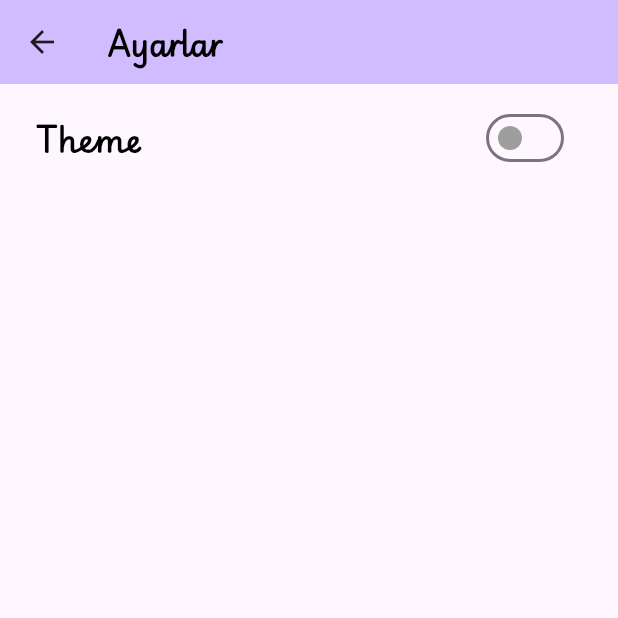
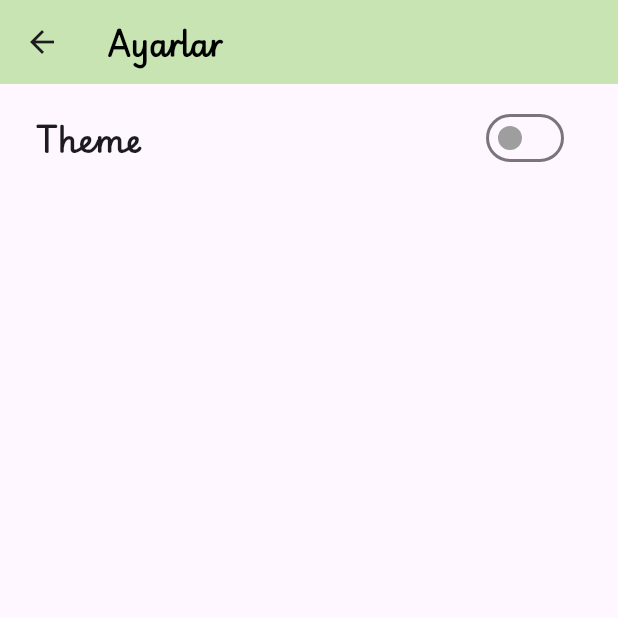
Before and after one commit to AhmetBahr/Ai_Bot, a Flutter app: the screen it shows after launch, in the side drawer, after a tap on "Ayarlar", on a phone screen of 412 x 824 dp, the top half of it. Run offline on Flutter 3.47's test engine with Material 3 defaults, Android fonts, the phone set to English and light mode, and no system bars; network calls fail.

Commit message:
Theme Done

```diff
--- a/lib/DrawerPages/Settings.dart
+++ b/lib/DrawerPages/Settings.dart
@@ -1,4 +1,6 @@
+import 'package:ai_bot_test/Theme/theme_provider.dart';
 import 'package:flutter/material.dart';
+import 'package:provider/provider.dart';
 
 class SettingsPage extends StatefulWidget {
   const SettingsPage({super.key});
@@ -11,23 +13,24 @@
 }
 
 class _settingsPage extends State<SettingsPage> {
-  bool isDarkTheme = false;
-
   @override
   Widget build(BuildContext context) {
     return Scaffold(
       appBar: AppBar(
-        backgroundColor: Theme.of(context).colorScheme.inversePrimary,
+        //backgroundColor: Theme.of(context).colorScheme.inversePrimary,
         title: Text(
           widget.appbarString,
           style: const TextStyle(
             fontFamily: 'SemiJoined',
             fontSize: 20,
             fontWeight: FontWeight.bold,
-              color: Colors.black),
+            color: Colors.black,
           ),
         ),
-      body: ListView(
+      ),
+      body: Consumer<ThemeProvider>(
+        builder: (context, ThemeProvider, child) {
+          return ListView(
             padding: const EdgeInsets.all(8.0),
             children: [
               ListTile(
@@ -37,21 +40,22 @@
                     fontFamily: 'SemiJoined',
                     fontSize: 20,
                     fontWeight: FontWeight.bold,
-                  color: Colors.black),
+                    //color: Colors.black,
+                  ),
                 ),
                 trailing: Switch(
-              activeColor: Colors.black,
+                  activeColor: Colors.green[400],
                   inactiveThumbColor: Colors.grey,
                   inactiveTrackColor: Colors.transparent,
-              value: isDarkTheme,
+                  value: ThemeProvider.isSelected,
                   onChanged: (value) {
-                setState(() {
-                  isDarkTheme = value;
-                });
+                    ThemeProvider.toggleTheme();
                   },
                 ),
               ),
             ],
+          );
+        },
       ),
     );
   }
--- /dev/null
+++ b/lib/Theme/theme.dart
@@ -0,0 +1,23 @@
+import 'package:flutter/material.dart';
+
+ThemeData lightMode = ThemeData(
+  brightness: Brightness.light,
+  appBarTheme: const AppBarTheme(
+    color: Color.fromRGBO(200, 228, 178, 1),
+  ),
+  bottomNavigationBarTheme: const BottomNavigationBarThemeData(
+    selectedItemColor: Color.fromRGBO(126, 170, 146, 1), // Seçili öğe rengi
+    // unselectedItemColor: Colors.grey, // Seçili olmayan öğe rengi
+    // backgroundColor: Colors.black, // Arkaplan rengi
+  ),
+);
+
+ThemeData darkmode = ThemeData(
+  brightness: Brightness.dark,
+  appBarTheme: const AppBarTheme(color: Color.fromRGBO(126, 170, 146, 1)),
+  bottomNavigationBarTheme: const BottomNavigationBarThemeData(
+    selectedItemColor: Color.fromRGBO(126, 170, 146, 1), // Seçili öğe rengi
+    // unselectedItemColor: Colors.grey, // Seçili olmayan öğe rengi
+    // backgroundColor: Colors.black, // Arkaplan rengi
+  ),
+);
--- /dev/null
+++ b/lib/Theme/theme_provider.dart
@@ -0,0 +1,20 @@
+import 'package:flutter/material.dart';
+import 'package:ai_bot_test/Theme/theme.dart';
+
+class ThemeProvider with ChangeNotifier {
+  bool _isSelected = false;
+  bool get isSelected => _isSelected;
+
+  ThemeData _themeData = lightMode;
+  ThemeData get themeData => _themeData;
+
+  void toggleTheme() {
+    if (_themeData == lightMode) {
+      _themeData = darkmode;
+    } else {
+      _themeData = lightMode;
+    }
+    _isSelected = !_isSelected;
+    notifyListeners();
+  }
+}
--- a/lib/main.dart
+++ b/lib/main.dart
@@ -1,12 +1,18 @@
 import 'package:ai_bot_test/Page/CameraPage.dart';
 import 'package:ai_bot_test/Page/MainPage.dart';
 import 'package:ai_bot_test/Page/chatBotPage.dart';
-import 'package:ai_bot_test/theme.dart';
+import 'package:ai_bot_test/Theme/theme_provider.dart';
 import 'package:flutter/material.dart';
 import 'package:ai_bot_test/navBar.dart';
+import 'package:provider/provider.dart';
 
 void main() {
-  runApp(const MyApp());
+  runApp(
+    ChangeNotifierProvider(
+      create: (context) => ThemeProvider(),
+      child: const MyApp(),
+    ),
+  );
 }
 
 class MyApp extends StatelessWidget {
@@ -19,13 +25,9 @@
   @override
   Widget build(BuildContext context) {
     return MaterialApp(
+      debugShowCheckedModeBanner: false,
       title: 'BMT Proje',
-      // theme: ThemeData(
-      //   colorScheme:
-      //       ColorScheme.fromSeed(seedColor: Color.fromRGBO(200, 228, 178, 1)),
-      // ),
-      theme: lightMode,
-      darkTheme: darkmode,
+      theme: Provider.of<ThemeProvider>(context).themeData,
       home: MyHomePage(title: appbarString),
     );
   }
@@ -53,15 +55,16 @@
     return Scaffold(
       drawer: const Navbar(),
       appBar: AppBar(
-        backgroundColor: Theme.of(context).colorScheme.inversePrimary,
+        //backgroundColor: Theme.of(context).colorScheme.inversePrimary,
         title: Text(
           //Başlıktaki text yazısı data'ları
           widget.title,
           style: const TextStyle(
-              fontFamily: 'SemiJoined',
-              fontSize: 20,
-              fontWeight: FontWeight.bold,
-              color: Colors.black),
+            fontFamily: 'SemiJoined',
+            fontSize: 20,
+            fontWeight: FontWeight.bold,
+            color: Colors.black,
+          ),
         ),
       ),
       body: pages[currentIndex],
@@ -69,8 +72,7 @@
         type: BottomNavigationBarType.fixed,
         //unselectedItemColor: Colors.grey,
         // backgroundColor: Colors.white,
-        //Yani kendim bir renk atamadım ve gayet güzel bir yeşil tonu var nerden geliyor bilmiyorum
-        //selectedItemColor: Colors.black,
+        // selectedItemColor: Colors.green[800],
         iconSize: 28,
         showUnselectedLabels: false,
         currentIndex: currentIndex,
--- a/lib/theme.dart
+++ /dev/null
@@ -1,9 +0,0 @@
-import 'package:flutter/material.dart';
-
-ThemeData lightMode = ThemeData(
-  brightness: Brightness.light,
-);
-
-ThemeData darkmode = ThemeData(
-  brightness: Brightness.dark,
-);
--- a/pubspec.yaml
+++ b/pubspec.yaml
@@ -35,6 +35,7 @@
   # The following adds the Cupertino Icons font to your application.
   # Use with the CupertinoIcons class for iOS style icons.
   cupertino_icons: ^1.0.8
+  provider: ^6.1.2
 
 dev_dependencies:
   flutter_test:
```
Lines whose indentation alone changed are shown as unchanged.
